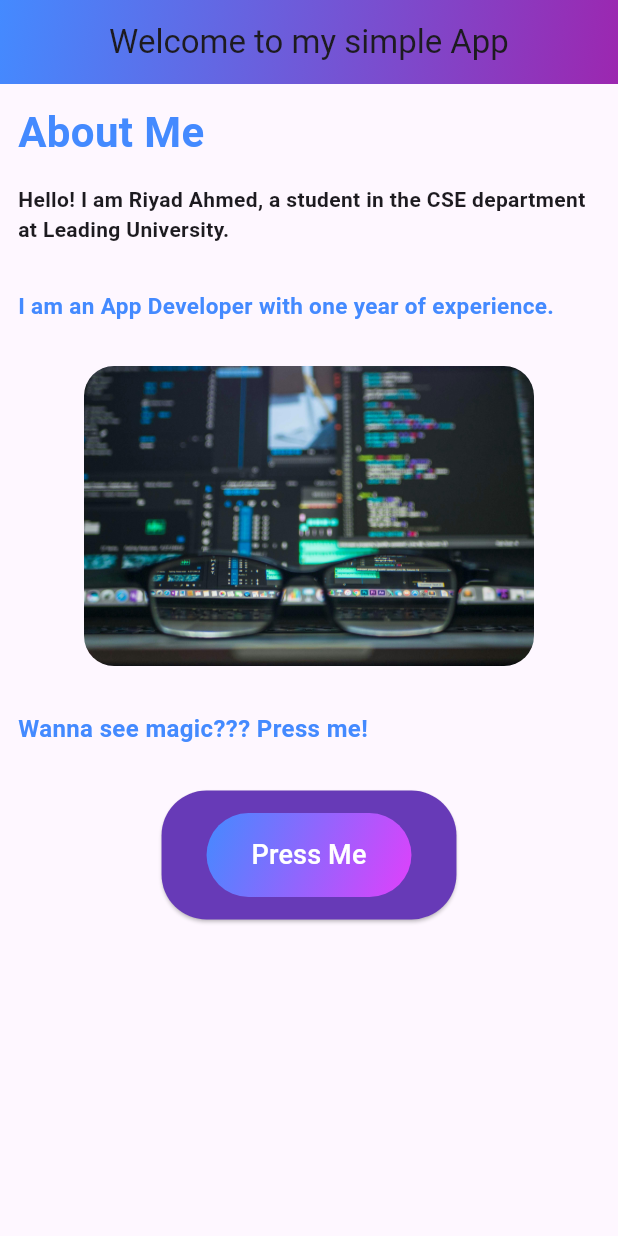
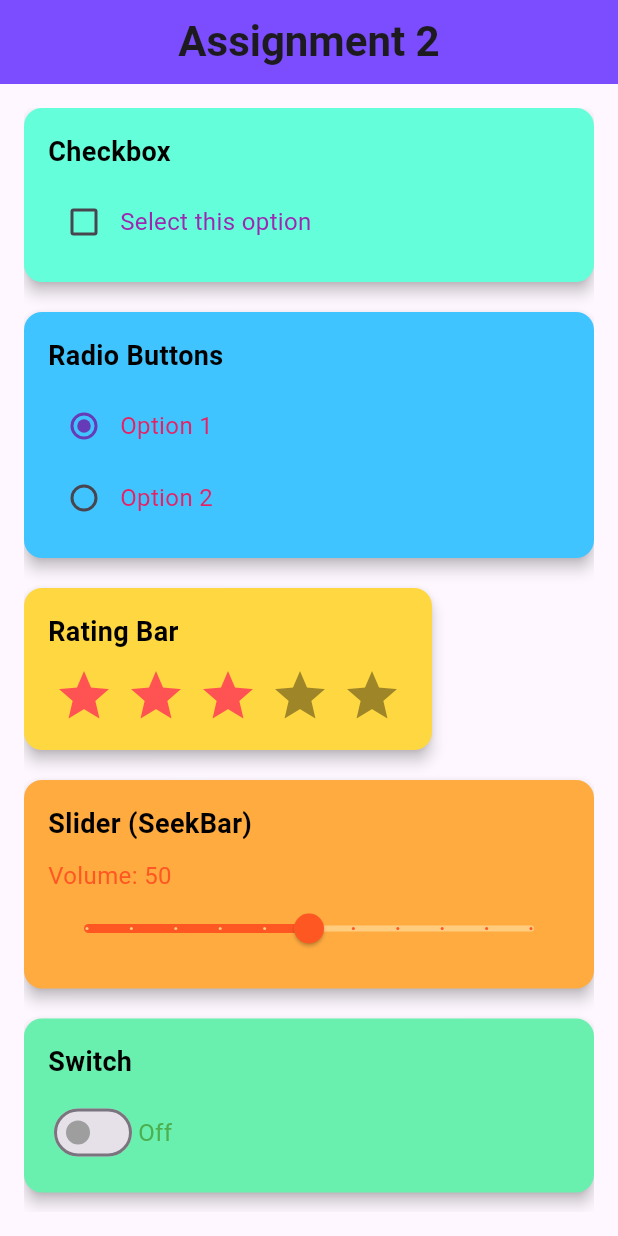
Before and after one commit to riyad-from-space/assignment, a Flutter app: the screen it shows after launch, on a phone screen of 412 x 824 dp. Run offline on Flutter 3.47's test engine with Material 3 defaults, Android fonts, the phone set to English and light mode, and no system bars; drawn by our look-alikes of flutter_rating_bar; our stand-ins replace fluttertoast.

Commit message:
assignment 2

```diff
--- /dev/null
+++ b/lib/assignment_1/assignment_1.dart
@@ -0,0 +1,143 @@
+import 'package:flutter/cupertino.dart';
+import 'package:flutter/material.dart';
+import 'package:fluttertoast/fluttertoast.dart';
+
+class FirstAssignment extends StatefulWidget {
+  @override
+  _MyHomePageState createState() => _MyHomePageState();
+}
+
+class _MyHomePageState extends State<FirstAssignment> {
+  void showToast() {
+    Fluttertoast.showToast(
+      msg: "Assalamualaikum Teacher",
+      toastLength: Toast.LENGTH_SHORT,
+      gravity: ToastGravity.BOTTOM,
+      backgroundColor: Colors.blue,
+      textColor: Colors.white,
+      fontSize: 16.0,
+    );
+  }
+
+  @override
+  Widget build(BuildContext context) {
+    return Scaffold(
+      appBar: AppBar(
+        title: Text("Welcome to my simple App"),
+        centerTitle: true,
+        flexibleSpace: Container(
+          decoration: BoxDecoration(
+            gradient: LinearGradient(
+              colors: [Colors.blueAccent, Colors.purple],
+              begin: Alignment.topLeft,
+              end: Alignment.bottomRight,
+            ),
+          ),
+        ),
+
+      ),
+      body: Padding(
+        padding: const EdgeInsets.all(12),
+        child: Column(
+          mainAxisAlignment: MainAxisAlignment.start,
+          crossAxisAlignment: CrossAxisAlignment.start,
+          children: <Widget>[
+            // TextView with a shadow
+            Text(
+              "About Me",
+              style: TextStyle(
+                fontSize: 28,
+                fontWeight: FontWeight.bold,
+                color: Colors.blueAccent,
+
+              ),
+            ),
+            SizedBox(height: 15),
+            Text(
+              "Hello! I am Riyad Ahmed, a student in the CSE department at Leading University.",
+              style: TextStyle(
+                overflow: TextOverflow.visible ,
+                fontSize: 14,
+                fontWeight: FontWeight.bold,
+
+
+              ),
+            ),
+            SizedBox(height: 30),
+            Text(
+              "I am an App Developer with one year of experience.",
+              style: TextStyle(
+                fontSize: 15,
+                fontWeight: FontWeight.bold,
+                color: Colors.blueAccent,
+
+              ),
+            ),
+            SizedBox(height: 30),
+
+            // ImageView with rounded corners and shadow
+            Center(
+              child: Container(
+                decoration: BoxDecoration(
+                  borderRadius: BorderRadius.circular(20),
+
+                ),
+                child: ClipRRect(
+                  borderRadius: BorderRadius.circular(20),
+                  child: Image.asset(
+                    "assets/images/app_development.jpg",
+                    width: 300,
+                    height: 200,
+                    fit: BoxFit.cover,
+                  ),
+                ),
+              ),
+            ),
+            SizedBox(height: 30),
+            Text(
+              "Wanna see magic??? Press me!",
+              style: TextStyle(
+                fontSize: 16,
+                fontWeight: FontWeight.bold,
+                color: Colors.blueAccent,
+
+              ),
+            ),
+            SizedBox(height: 30),
+
+            // Customized Button with gradient
+            Center(
+              child: ElevatedButton(
+                onPressed: () {
+                  showToast();
+                },
+                style: ElevatedButton.styleFrom(
+                  padding: EdgeInsets.symmetric(horizontal: 30, vertical: 15),
+                  shape: RoundedRectangleBorder(
+                    borderRadius: BorderRadius.circular(30),
+                  ),
+                  backgroundColor: Colors.deepPurple, // Background color
+                ),
+                child: Container(
+                  decoration: BoxDecoration(
+                    gradient: LinearGradient(
+                      colors: [Colors.blueAccent, Colors.purpleAccent],
+                      begin: Alignment.topLeft,
+                      end: Alignment.bottomRight,
+                    ),
+                    borderRadius: BorderRadius.circular(30),
+                  ),
+                  padding: EdgeInsets.symmetric(horizontal: 30, vertical: 15),
+                  child: Text(
+                    "Press Me",
+                    style: TextStyle(fontSize: 18, color: Colors.white),
+                  ),
+                ),
+              ),
+            ),
+          ],
+        ),
+      ),
+    );
+  }
+}
--- /dev/null
+++ b/lib/assignment_2/assignment_2.dart
@@ -0,0 +1,201 @@
+import 'package:flutter/material.dart';
+import 'package:flutter_rating_bar/flutter_rating_bar.dart';
+
+class SecondAssignment extends StatefulWidget {
+  @override
+  _HomeScreenState createState() => _HomeScreenState();
+}
+
+class _HomeScreenState extends State<SecondAssignment> {
+  bool _isChecked = false;
+  String _selectedRadio = 'Option 1';
+  double _rating = 3.0;
+  double _sliderValue = 50;
+  bool _switchValue = false;
+
+  @override
+  Widget build(BuildContext context) {
+    return Scaffold(
+      appBar: AppBar(
+        title: Text('Assignment 2',
+          style: TextStyle(
+            fontSize: 28,
+            fontWeight: FontWeight.bold,
+
+
+          ),),
+        centerTitle: true,
+        backgroundColor: Colors.deepPurpleAccent,
+      ),
+      body: Padding(
+        padding: const EdgeInsets.all(16.0),
+        child: SingleChildScrollView(
+          child: Column(
+            crossAxisAlignment: CrossAxisAlignment.start,
+            children: [
+              // Checkbox Card
+              _buildCard(
+                title: 'Checkbox',
+                backgroundColor: Colors.tealAccent,
+                child: Row(
+                  children: [
+                    Checkbox(
+                      value: _isChecked,
+                      activeColor: Colors.purple,
+                      onChanged: (bool? value) {
+                        setState(() {
+                          _isChecked = value ?? false;
+                        });
+                      },
+                    ),
+                    Text(
+                      'Select this option',
+                      style: TextStyle(fontSize: 16, color: Colors.purple),
+                    ),
+                  ],
+                ),
+              ),
+
+              // Radio Buttons Card
+              _buildCard(
+                title: 'Radio Buttons',
+                backgroundColor: Colors.lightBlueAccent,
+                child: Column(
+                  children: [
+                    _buildRadioOption('Option 1', Colors.pink),
+                    _buildRadioOption('Option 2', Colors.pink),
+                  ],
+                ),
+              ),
+
+              // Rating Bar Card
+              _buildCard(
+                title: 'Rating Bar',
+                backgroundColor: Colors.amberAccent,
+                child: RatingBar.builder(
+                  initialRating: _rating,
+                  minRating: 1,
+                  direction: Axis.horizontal,
+                  allowHalfRating: true,
+                  itemCount: 5,
+                  itemPadding: EdgeInsets.symmetric(horizontal: 4.0),
+                  itemBuilder: (context, _) => Icon(
+                    Icons.star,
+                    color: Colors.redAccent,
+                  ),
+                  onRatingUpdate: (rating) {
+                    setState(() {
+                      _rating = rating;
+                    });
+                  },
+                ),
+              ),
+
+              // Slider (SeekBar) Card
+              _buildCard(
+                title: 'Slider (SeekBar)',
+                backgroundColor: Colors.orangeAccent,
+                child: Column(
+                  crossAxisAlignment: CrossAxisAlignment.start,
+                  children: [
+                    Text(
+                      'Volume: ${_sliderValue.round()}',
+                      style: TextStyle(fontSize: 16, color: Colors.deepOrange),
+                    ),
+                    Slider(
+                      value: _sliderValue,
+                      min: 0,
+                      max: 100,
+                      divisions: 10,
+                      activeColor: Colors.deepOrange,
+                      inactiveColor: Colors.orange[200],
+                      label: _sliderValue.round().toString(),
+                      onChanged: (double value) {
+                        setState(() {
+                          _sliderValue = value;
+                        });
+                      },
+                    ),
+                  ],
+                ),
+              ),
+
+              // Switch Card
+              _buildCard(
+                title: 'Switch',
+                backgroundColor: Colors.greenAccent,
+                child: Row(
+                  children: [
+                    Switch(
+                      value: _switchValue,
+                      activeColor: Colors.green,
+                      inactiveThumbColor: Colors.grey,
+                      onChanged: (bool value) {
+                        setState(() {
+                          _switchValue = value;
+                        });
+                      },
+                    ),
+                    Text(
+                      _switchValue ? 'On' : 'Off',
+                      style: TextStyle(fontSize: 16, color: Colors.green),
+                    ),
+                  ],
+                ),
+              ),
+            ],
+          ),
+        ),
+      ),
+    );
+  }
+
+
+  Widget _buildCard({required String title, required Widget child, required Color backgroundColor}) {
+    return Card(
+      color: backgroundColor,
+      elevation: 4,
+      shape: RoundedRectangleBorder(
+        borderRadius: BorderRadius.circular(12),
+      ),
+      margin: EdgeInsets.only(bottom: 20),
+      child: Padding(
+        padding: const EdgeInsets.all(16.0),
+        child: Column(
+          crossAxisAlignment: CrossAxisAlignment.start,
+          children: [
+            Text(
+              title,
+              style: TextStyle(
+                fontSize: 18,
+                fontWeight: FontWeight.bold,
+                color: Colors.black,
+              ),
+            ),
+            SizedBox(height: 10),
+            child,
+          ],
+        ),
+      ),
+    );
+  }
+
+
+  Widget _buildRadioOption(String option, Color color) {
+    return Row(
+      children: [
+        Radio<String>(
+          value: option,
+          groupValue: _selectedRadio,
+          activeColor: Colors.deepPurple,
+          onChanged: (String? value) {
+            setState(() {
+              _selectedRadio = value!;
+            });
+          },
+        ),
+        Text(option, style: TextStyle(fontSize: 16, color: color)),
+      ],
+    );
+  }
+}
--- a/lib/main.dart
+++ b/lib/main.dart
@@ -1,5 +1,8 @@
 import 'package:flutter/material.dart';
-import 'package:fluttertoast/fluttertoast.dart';
+
+import 'assignment_1/assignment_1.dart';
+import 'assignment_2/assignment_2.dart';
+
 
 void main() {
   runApp(MyApp());
@@ -14,147 +17,7 @@ class MyApp extends StatelessWidget {
 
         primarySwatch: Colors.blue,
       ),
-      home: MyHomePage(),
+      home: SecondAssignment(),
     );
   }
 }
-
-class MyHomePage extends StatefulWidget {
-  @override
-  _MyHomePageState createState() => _MyHomePageState();
-}
-
-class _MyHomePageState extends State<MyHomePage> {
-  void showToast() {
-    Fluttertoast.showToast(
-      msg: "Assalamualaikum Teacher",
-      toastLength: Toast.LENGTH_SHORT,
-      gravity: ToastGravity.BOTTOM,
-      backgroundColor: Colors.blue,
-      textColor: Colors.white,
-      fontSize: 16.0,
-    );
-  }
-
-  @override
-  Widget build(BuildContext context) {
-    return Scaffold(
-      appBar: AppBar(
-        title: Text("Welcome to my simple App"),
-        centerTitle: true,
-        flexibleSpace: Container(
-          decoration: BoxDecoration(
-            gradient: LinearGradient(
-              colors: [Colors.blueAccent, Colors.purple],
-              begin: Alignment.topLeft,
-              end: Alignment.bottomRight,
-            ),
-          ),
-        ),
-
-      ),
-      body: Padding(
-        padding: const EdgeInsets.all(12),
-        child: Column(
-          mainAxisAlignment: MainAxisAlignment.start,
-          crossAxisAlignment: CrossAxisAlignment.start,
-          children: <Widget>[
-            // TextView with a shadow
-            Text(
-              "About Me",
-              style: TextStyle(
-                fontSize: 28,
-                fontWeight: FontWeight.bold,
-                color: Colors.blueAccent,
-
-              ),
-            ),
-            SizedBox(height: 15),
-            Text(
-              "Hello! I am Riyad Ahmed, a student in the CSE department at Leading University.",
-              style: TextStyle(
-                overflow: TextOverflow.visible ,
-                fontSize: 14,
-                fontWeight: FontWeight.bold,
-
-
-              ),
-            ),
-            SizedBox(height: 30),
-            Text(
-              "I am an App Developer with one year of experience.",
-              style: TextStyle(
-                fontSize: 15,
-                fontWeight: FontWeight.bold,
-                color: Colors.blueAccent,
-
-              ),
-            ),
-            SizedBox(height: 30),
-
-            // ImageView with rounded corners and shadow
-            Center(
-              child: Container(
-                decoration: BoxDecoration(
-                  borderRadius: BorderRadius.circular(20),
-
-                ),
-                child: ClipRRect(
-                  borderRadius: BorderRadius.circular(20),
-                  child: Image.asset(
-                    "assets/images/app_development.jpg",
-                    width: 300,
-                    height: 200,
-                    fit: BoxFit.cover,
-                  ),
-                ),
-              ),
-            ),
-            SizedBox(height: 30),
-            Text(
-              "Wanna see magic??? Press me!",
-              style: TextStyle(
-                fontSize: 16,
-                fontWeight: FontWeight.bold,
-                color: Colors.blueAccent,
-
-              ),
-            ),
-            SizedBox(height: 30),
-
-            // Customized Button with gradient
-            Center(
-              child: ElevatedButton(
-                onPressed: () {
-                  showToast();
-                },
-                style: ElevatedButton.styleFrom(
-                  padding: EdgeInsets.symmetric(horizontal: 30, vertical: 15),
-                  shape: RoundedRectangleBorder(
-                    borderRadius: BorderRadius.circular(30),
-                  ),
-                  backgroundColor: Colors.deepPurple, // Background color
-                ),
-                child: Container(
-                  decoration: BoxDecoration(
-                    gradient: LinearGradient(
-                      colors: [Colors.blueAccent, Colors.purpleAccent],
-                      begin: Alignment.topLeft,
-                      end: Alignment.bottomRight,
-                    ),
-                    borderRadius: BorderRadius.circular(30),
-                  ),
-                  padding: EdgeInsets.symmetric(horizontal: 30, vertical: 15),
-                  child: Text(
-                    "Press Me",
-                    style: TextStyle(fontSize: 18, color: Colors.white),
-                  ),
-                ),
-              ),
-            ),
-          ],
-        ),
-      ),
-    );
-  }
-}
--- a/pubspec.yaml
+++ b/pubspec.yaml
@@ -37,6 +37,7 @@ dependencies:
   # Use with the CupertinoIcons class for iOS style icons.
   cupertino_icons: ^1.0.6
   fluttertoast: ^8.0.9
+  flutter_rating_bar: ^4.0.0
 
 dev_dependencies:
   flutter_test:
```
Also changed, not shown: pubspec.lock.
